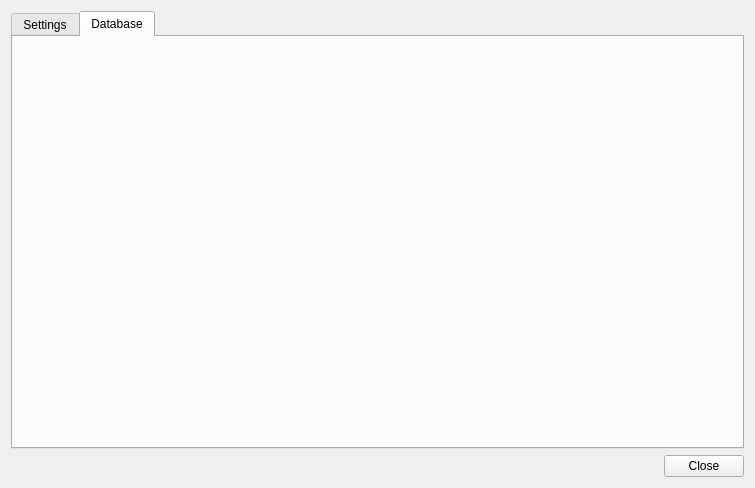
Old version of the form src/gui/administrationwindow.ui in the repository narrowtux/CDKiosk.
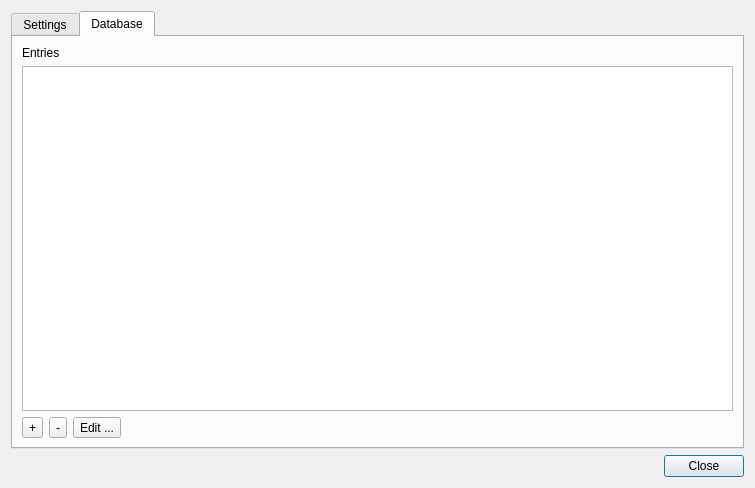
New version of the form. The open tabs and pages were chosen to show the change.

The edit to the form file:
```diff
--- a/src/gui/administrationwindow.ui
+++ b/src/gui/administrationwindow.ui
@@ -1,7 +1,7 @@
 <?xml version="1.0" encoding="UTF-8"?>
 <ui version="4.0">
  <class>AdministrationWindow</class>
- <widget class="QWidget" name="AdministrationWindow">
+ <widget class="QDialog" name="AdministrationWindow">
   <property name="geometry">
    <rect>
     <x>0</x>
@@ -88,6 +88,56 @@
       <attribute name="title">
        <string>Database</string>
       </attribute>
+      <layout class="QVBoxLayout" name="verticalLayout_3">
+       <item>
+        <widget class="QLabel" name="label">
+         <property name="text">
+          <string>Entries</string>
+         </property>
+        </widget>
+       </item>
+       <item>
+        <widget class="QTableView" name="viewDatabase"/>
+       </item>
+       <item>
+        <layout class="QHBoxLayout" name="horizontalLayout_2">
+         <item>
+          <widget class="QToolButton" name="buttonAddEntry">
+           <property name="text">
+            <string>+</string>
+           </property>
+          </widget>
+         </item>
+         <item>
+          <widget class="QToolButton" name="buttonDeeleteEntry">
+           <property name="text">
+            <string>-</string>
+           </property>
+          </widget>
+         </item>
+         <item>
+          <widget class="QToolButton" name="buttonEditEntry">
+           <property name="text">
+            <string>Edit ...</string>
+           </property>
+          </widget>
+         </item>
+         <item>
+          <spacer name="horizontalSpacer_2">
+           <property name="orientation">
+            <enum>Qt::Horizontal</enum>
+           </property>
+           <property name="sizeHint" stdset="0">
+            <size>
+             <width>40</width>
+             <height>20</height>
+            </size>
+           </property>
+          </spacer>
+         </item>
+        </layout>
+       </item>
+      </layout>
      </widget>
     </widget>
    </item>
```
Left out of the diff: 41 changed lines with no effect on the pictures. Lines whose indentation alone changed are shown as unchanged.
